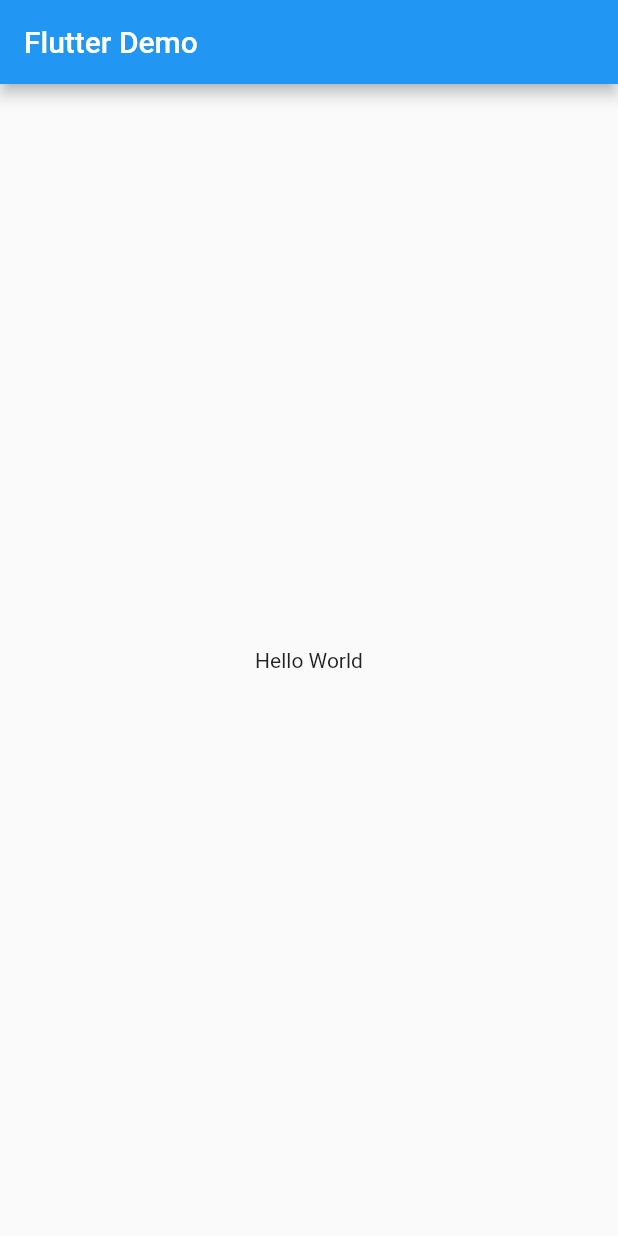
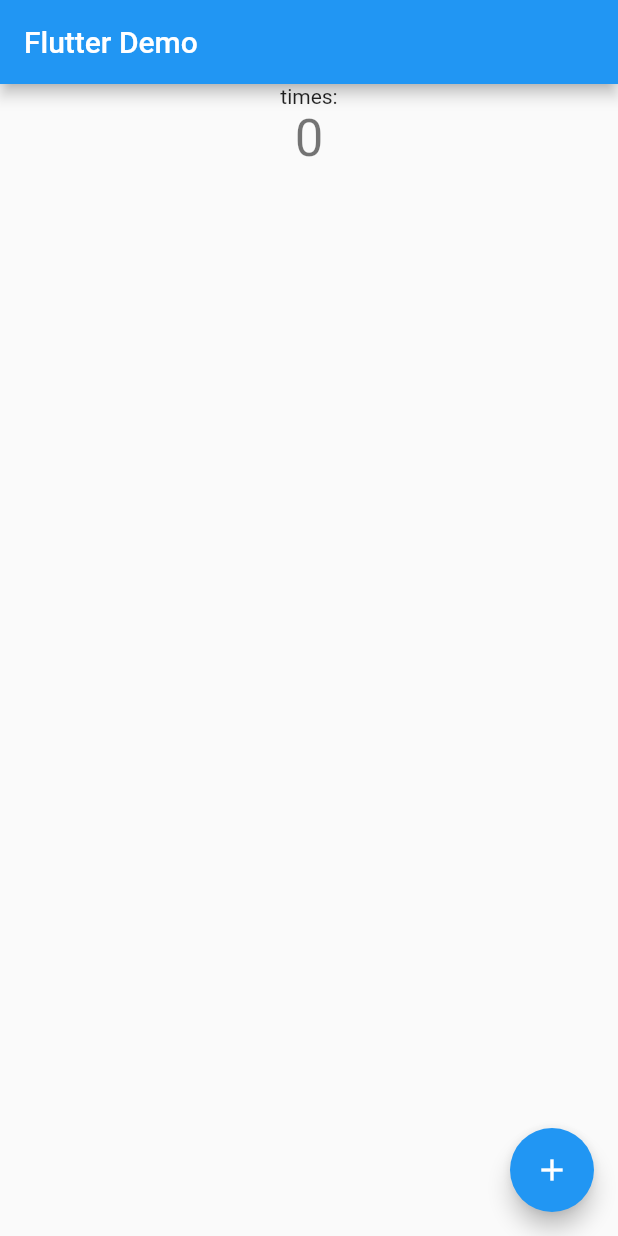
Before and after one commit to leafney/flutter_demo, a Flutter app: the screen it shows after launch, on a phone screen of 412 x 824 dp. Run offline on Flutter 3.47's test engine with Material 2 defaults, Android fonts, the phone set to English and light mode, and no system bars.

```diff
--- /dev/null
+++ b/lib/counter/counter.dart
@@ -0,0 +1,11 @@
+import 'package:flutter/material.dart';
+
+class Counter with ChangeNotifier {
+  int _count = 0;
+  int get value => _count;
+
+  void increment() {
+    _count++;
+    notifyListeners();
+  }
+}
--- a/lib/home_page.dart
+++ b/lib/home_page.dart
@@ -1,4 +1,6 @@
 import 'package:flutter/material.dart';
+import 'package:flutter_demo/counter/counter.dart';
+import 'package:provider/provider.dart';
 
 class MyHomePage extends StatelessWidget {
   const MyHomePage({Key key}) : super(key: key);
@@ -10,8 +12,23 @@ class MyHomePage extends StatelessWidget {
         title: Text('Flutter Demo'),
       ),
       body: Center(
-        child: Text('Hello World'),
+        child: Column(
+          children: [
+            Text('times:'),
+            Consumer<Counter>(
+              builder: (context, counter, child) => Text(
+                '${counter.value}',
+                style: Theme.of(context).textTheme.headline4,
+              ),
+            ),
+          ],
+        ),
       ),
+      floatingActionButton: Consumer<Counter>(
+          builder: (context, model, child) => FloatingActionButton(
+                onPressed: model.increment,
+                child: Icon(Icons.add),
+              )),
     );
   }
 }
--- a/pubspec.yaml
+++ b/pubspec.yaml
@@ -23,6 +23,7 @@ dependencies:
   # The following adds the Cupertino Icons font to your application.
   # Use with the CupertinoIcons class for iOS style icons.
   cupertino_icons: ^0.1.2
+  provider: ^4.3.2+2
 
 dev_dependencies:
   flutter_test:
```
Also changed, not shown: lib/main.dart (+8 -1 lines), pubspec.lock, 3 other files.
